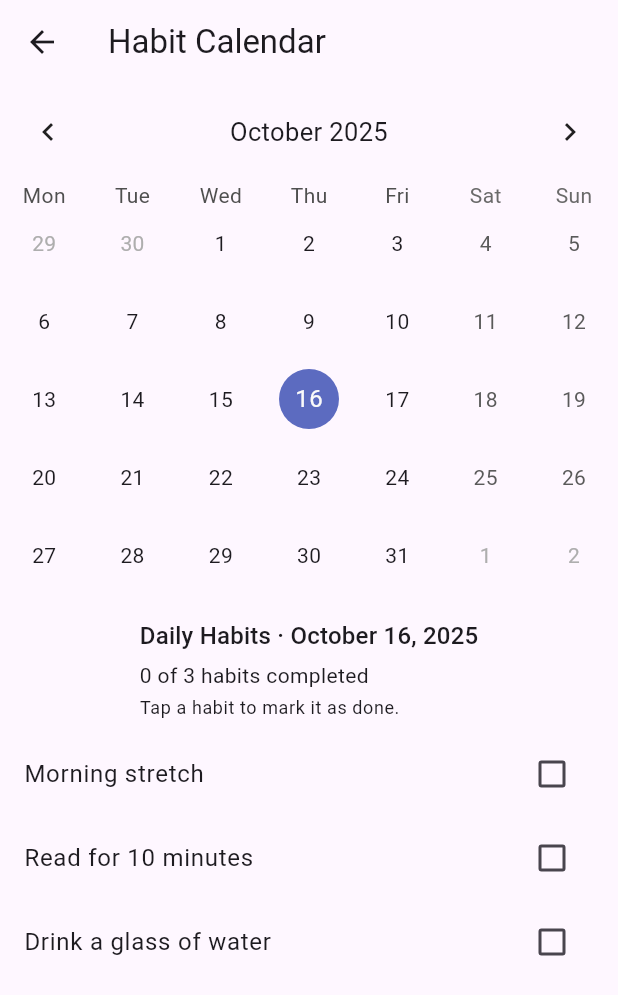
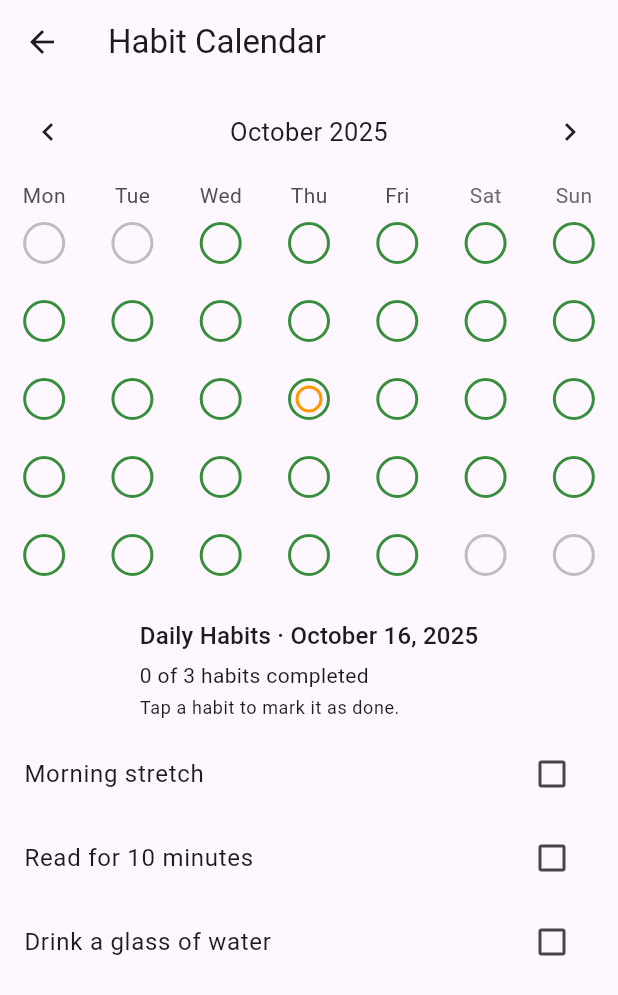
Before and after one commit to mrsgn26-ops/atomik_spor, a Flutter app: the screen it shows after launch, after a tap on "Start", on a phone screen of 412 x 824 dp. Shown: the top 995 px of the screen. Run offline on Flutter 3.47's test engine with Material 3 defaults, Android fonts, the phone set to English and light mode, and no system bars; drawn by our look-alikes of table_calendar.

Commit message:
Add calendar visuals for habit streaks

```diff
--- a/lib/domain/streak.dart
+++ b/lib/domain/streak.dart
@@ -40,21 +40,22 @@ ChainVisuals(this.solidLinks, this.dashedLinks, this.graceHoles);
 
 
 /// Ay içi görselleştirme: day=1..N indeksleri kullanılır.
-ChainVisuals buildMonthVisuals(Set<DateTime> completed, int year, int month) {
+ChainVisuals buildLegacyMonthVisuals(
+  Set<DateTime> completed,
+  int year,
+  int month,
+) {
   final daysInMonth = DateTime(year, month + 1, 0).day;
   final done = completed
       .map(DateX.normalize)
       .where((d) => d.year == year && d.month == month)
       .toSet();
 
-
   final solid = <int>{};
   final dashed = <int>{};
   final holes = <int>{};
 
-
   bool isDone(int d) => done.contains(DateTime(year, month, d));
-
 
   for (int d = 1; d <= daysInMonth; d++) {
     if (d < daysInMonth && isDone(d) && isDone(d + 1)) {
@@ -67,3 +68,71 @@ holes.add(d + 1);
   }
   return ChainVisuals(solid, dashed, holes);
 }
+
+enum ChainLink { none, solid, dashed }
+
+class DayVisual {
+  final DateTime day;
+  final bool inMonth;
+  final bool done;
+  final bool isToday;
+  final ChainLink linkFromLeft; // prev -> this
+  const DayVisual({
+    required this.day,
+    required this.inMonth,
+    required this.done,
+    required this.isToday,
+    required this.linkFromLeft,
+  });
+}
+
+DateTime _dateOnly(DateTime d) => DateTime(d.year, d.month, d.day);
+
+/// Ay görünümündeki (hafta taşmaları dahil) tüm günler için hücre görsellerini üretir.
+Map<DateTime, DayVisual> buildMonthVisuals(
+  Set<DateTime> completed, {
+  required DateTime firstDay, // takvimin sol-üst görünen günü
+  required DateTime lastDay, // takvimin sağ-alt görünen günü
+  required DateTime month, // odaklanan ay (inMonth hesaplamak için)
+  DateTime? today,
+}) {
+  today ??= DateTime.now();
+  final done = completed.map(_dateOnly).toSet();
+
+  final map = <DateTime, DayVisual>{};
+  DateTime d = _dateOnly(firstDay);
+  final end = _dateOnly(lastDay);
+
+  while (!d.isAfter(end)) {
+    final prev = d.subtract(const Duration(days: 1));
+    final next = d.add(const Duration(days: 1));
+
+    final prevDone = done.contains(prev);
+    final curDone = done.contains(d);
+    final nextDone = done.contains(next);
+
+    ChainLink fromLeft = ChainLink.none;
+
+    // Aynı haftadaysa (Pzt–Paz) yatay bağ kur.
+    final sameWeekAsPrev = prev.weekday < d.weekday; // basit hafta kontrolü
+    if (sameWeekAsPrev) {
+      if (prevDone && curDone) {
+        fromLeft = ChainLink.solid;
+      } else if (prevDone && !curDone && nextDone) {
+        // tek gün kaçak köprüsü
+        fromLeft = ChainLink.dashed;
+      }
+    }
+
+    map[d] = DayVisual(
+      day: d,
+      inMonth: d.month == month.month && d.year == month.year,
+      done: curDone,
+      isToday: _dateOnly(today) == d,
+      linkFromLeft: fromLeft,
+    );
+
+    d = d.add(const Duration(days: 1));
+  }
+  return map;
+}
--- a/lib/habit_tracker_screen.dart
+++ b/lib/habit_tracker_screen.dart
@@ -3,6 +3,11 @@ import 'package:intl/intl.dart';
 import 'package:table_calendar/table_calendar.dart';
 
 import 'package:atomik_spor/l10n/app_localizations.dart';
+import 'package:atomik_spor/ui/widgets/chain_day.dart';
+
+import 'package:atomik_spor/data/session_repo.dart';
+import 'package:atomik_spor/domain/streak.dart';
+import 'package:atomik_spor/logic/streak_service.dart';
 
 class HabitTrackerScreen extends StatefulWidget {
   const HabitTrackerScreen({super.key});
@@ -20,6 +25,7 @@ class _HabitTrackerScreenState extends State<HabitTrackerScreen> {
 
   final Map<DateTime, Set<String>> _completedHabits = <DateTime, Set<String>>{};
 
+  final _service = StreakService(SessionRepo());
   CalendarFormat _calendarFormat = CalendarFormat.month;
   late DateTime _focusedDay;
   DateTime? _selectedDay;
@@ -50,6 +56,12 @@ class _HabitTrackerScreenState extends State<HabitTrackerScreen> {
         if (completedForDay.isEmpty) {
           _completedHabits.remove(dayKey);
         }
+      }
+
+      if (completedForDay.length == _habitIds.length) {
+        _service.repo.markCompleted(dayKey);
+      } else {
+        _service.repo.unmark(dayKey);
       }
     });
   }
@@ -91,6 +103,33 @@ class _HabitTrackerScreenState extends State<HabitTrackerScreen> {
         ? '${localizations.habitListTitle} · $formattedDate'
         : localizations.habitListTitle;
 
+    final month = DateTime(_focusedDay.year, _focusedDay.month);
+    final firstDayOfMonth = DateTime(month.year, month.month, 1);
+    int startOffset = firstDayOfMonth.weekday - DateTime.monday;
+    if (startOffset < 0) startOffset += 7;
+    final firstVisible = firstDayOfMonth.subtract(Duration(days: startOffset));
+    final lastDayOfMonth = DateTime(month.year, month.month + 1, 0);
+    int endOffset = DateTime.sunday - lastDayOfMonth.weekday;
+    if (endOffset < 0) endOffset += 7;
+    final lastVisible = lastDayOfMonth.add(Duration(days: endOffset));
+
+    final completedDays =
+        _service.repo.allCompleted().map(DateUtils.dateOnly).toSet();
+    final visuals = buildMonthVisuals(
+      completedDays,
+      firstDay: firstVisible,
+      lastDay: lastVisible,
+      month: month,
+      today: DateTime.now(),
+    );
+    Widget buildCell(DateTime day) {
+      final visual = visuals[DateUtils.dateOnly(day)];
+      if (visual == null) {
+        return const SizedBox.shrink();
+      }
+      return ChainDay(v: visual);
+    }
+
     return Scaffold(
       appBar: AppBar(
         title: Text(localizations.habitTrackerTitle),
@@ -99,8 +138,8 @@ class _HabitTrackerScreenState extends State<HabitTrackerScreen> {
         children: [
           TableCalendar(
             locale: calendarLocale,
-            firstDay: DateTime.utc(2024, 1, 1),
-            lastDay: DateTime.utc(2030, 12, 31),
+            firstDay: DateTime.utc(2020, 1, 1),
+            lastDay: DateTime.utc(2100, 12, 31),
             focusedDay: _focusedDay,
             calendarFormat: _calendarFormat,
             startingDayOfWeek: StartingDayOfWeek.monday,
@@ -127,6 +166,15 @@ class _HabitTrackerScreenState extends State<HabitTrackerScreen> {
                 _focusedDay = DateUtils.dateOnly(focusedDay);
               });
             },
+            calendarBuilders: CalendarBuilders(
+              defaultBuilder: (context, day, focusedDay) => buildCell(day),
+              outsideBuilder: (context, day, focusedDay) => buildCell(day),
+              todayBuilder: (context, day, focusedDay) => buildCell(day),
+              selectedBuilder: (context, day, focusedDay) => buildCell(day),
+            ),
+            calendarStyle: const CalendarStyle(
+              cellMargin: EdgeInsets.symmetric(vertical: 6, horizontal: 4),
+            ),
           ),
           const SizedBox(height: 16),
           Padding(
--- /dev/null
+++ b/lib/ui/widgets/chain_day.dart
@@ -0,0 +1,97 @@
+import 'package:flutter/material.dart';
+
+import 'package:atomik_spor/domain/streak.dart';
+
+class ChainDay extends StatelessWidget {
+  final DayVisual v;
+  const ChainDay({super.key, required this.v});
+
+  @override
+  Widget build(BuildContext context) {
+    return CustomPaint(
+      painter: _ChainPainter(v),
+      child: Center(
+        child: Container(
+          width: 28,
+          height: 28,
+          decoration: BoxDecoration(
+            shape: BoxShape.circle,
+            color: v.done
+                ? (v.inMonth
+                    ? Colors.green.shade600
+                    : Colors.green.shade300)
+                : Colors.transparent,
+            border: Border.all(
+              color: v.inMonth ? Colors.green.shade700 : Colors.grey.shade400,
+              width: 2,
+            ),
+          ),
+          child: v.isToday
+              ? Container(
+                  // bugünü ince bir halka ile vurgula
+                  margin: const EdgeInsets.all(3),
+                  decoration: BoxDecoration(
+                    shape: BoxShape.circle,
+                    border: Border.all(color: Colors.orange, width: 2),
+                  ),
+                )
+              : null,
+        ),
+      ),
+    );
+  }
+}
+
+class _ChainPainter extends CustomPainter {
+  final DayVisual v;
+  _ChainPainter(this.v);
+
+  @override
+  void paint(Canvas canvas, Size size) {
+    final centerY = size.height / 2;
+    final paintSolid = Paint()
+      ..strokeWidth = 6
+      ..strokeCap = StrokeCap.round
+      ..color = v.inMonth ? Colors.green.shade700 : Colors.grey.shade400;
+
+    // soldan bağlantı (bir sonraki hücre sağa çizmeyecek; tekrar yok)
+    final start = Offset(0, centerY);
+    final endX = size.width / 2 - 16;
+    if (endX <= 0) {
+      return;
+    }
+    final end = Offset(endX, centerY);
+
+    switch (v.linkFromLeft) {
+      case ChainLink.solid:
+        canvas.drawLine(start, end, paintSolid);
+        break;
+      case ChainLink.dashed:
+        _drawDashed(canvas, start, end, paintSolid);
+        break;
+      case ChainLink.none:
+        break;
+    }
+  }
+
+  void _drawDashed(Canvas c, Offset a, Offset b, Paint p) {
+    const dash = 6.0, gap = 5.0;
+    final vector = b - a;
+    final dist = vector.distance;
+    if (dist == 0) {
+      return;
+    }
+    final dir = vector / dist;
+    double traveled = 0;
+    while (traveled < dist) {
+      final start = a + dir * traveled;
+      final segmentEnd = traveled + dash;
+      final end = a + dir * segmentEnd.clamp(0, dist).toDouble();
+      c.drawLine(start, end, p);
+      traveled += dash + gap;
+    }
+  }
+
+  @override
+  bool shouldRepaint(covariant _ChainPainter oldDelegate) => oldDelegate.v != v;
+}
```
Lines whose indentation alone changed are shown as unchanged.
